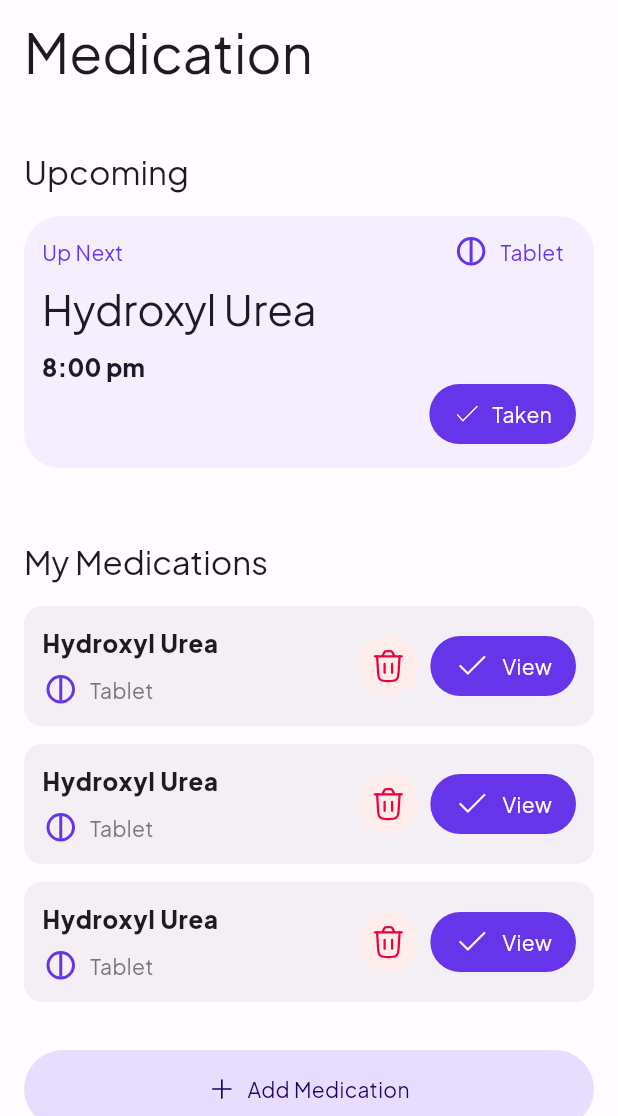
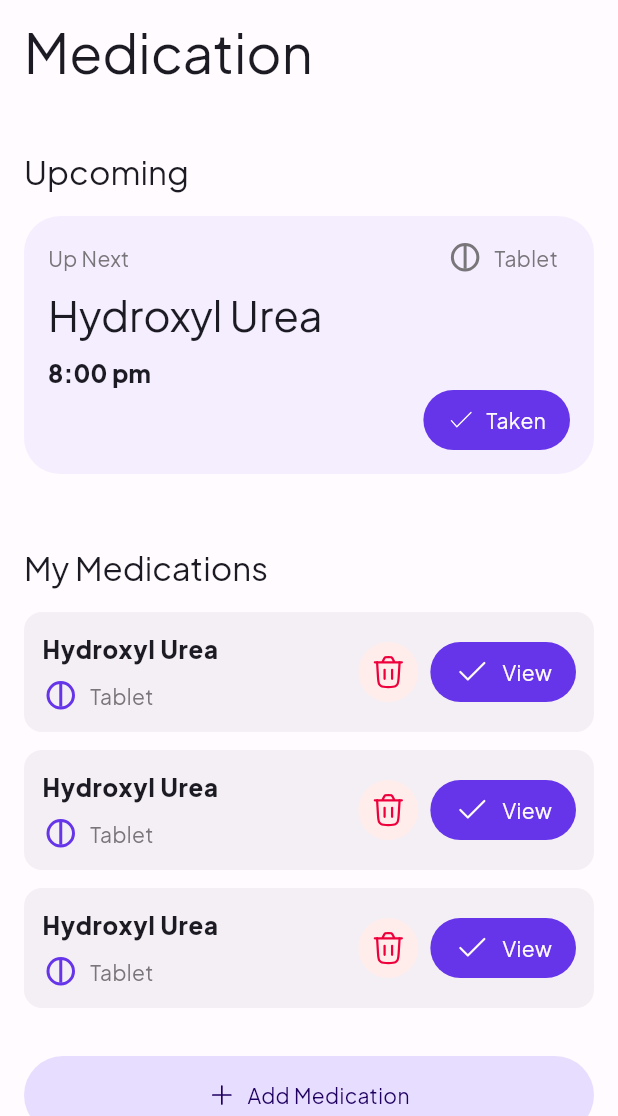
Before and after one commit to sickler-app/sickler, a Flutter app: the MedsScreen screen opened by its route, on a phone screen of 412 x 824 dp, the part 120-1236 px from its top. Run offline on Flutter 3.47's test engine with Material 3 defaults, Android fonts, the phone set to English and light mode, and no system bars; drawn by our look-alikes of flutter_animate; our stand-ins replace equatable, fl_chart, fluentui_system_icons, flutter_svg, gap, go_router and 1 more.

Commit message:
ui: ui updates

```diff
--- a/lib/screens/emergency/components/dialogs/emergency_alert_select_contact_dialog.dart
+++ b/lib/screens/emergency/components/dialogs/emergency_alert_select_contact_dialog.dart
@@ -11,7 +11,7 @@ class EmergencyAlertSelectContactDialog extends StatelessWidget {
   @override
   Widget build(BuildContext context) {
     final ThemeData theme = Theme.of(context);
-  //  final bool isDarkMode = theme.colorScheme.brightness == Brightness.dark;
+    //  final bool isDarkMode = theme.colorScheme.brightness == Brightness.dark;
 
     ///TODO: Wrap with BackButton Listener
     return SicklerAlertDialog(
@@ -43,7 +43,7 @@ class EmergencyAlertSelectContactDialog extends StatelessWidget {
             buttonType: SicklerButtonType.primary,
             color: SicklerColours.white,
             backgroundColor: theme.colorScheme.error,
-            iconPath: "assets/svg/emergency.svg",
+            iconPath: "assets/svg/emergency-alt.svg",
           ),
         ],
       ),
--- a/lib/screens/emergency/components/dialogs/emergency_select_contacts_dialog.dart
+++ b/lib/screens/emergency/components/dialogs/emergency_select_contacts_dialog.dart
@@ -15,7 +15,6 @@ class EmergencySelectContactsDialog extends StatelessWidget {
         crossAxisAlignment: CrossAxisAlignment.center,
         mainAxisSize: MainAxisSize.min,
         children: [
-
           Container(
             width: 140,
             height: 140,
@@ -31,7 +30,7 @@ class EmergencySelectContactsDialog extends StatelessWidget {
             buttonType: SicklerButtonType.primary,
             color: SicklerColours.white,
             backgroundColor: theme.colorScheme.error,
-            iconPath: "assets/svg/emergency.svg",
+            iconPath: "assets/svg/emergency-alt.svg",
           ),
           const Gap(12),
           SicklerButton(
--- a/lib/screens/emergency/emergency_screen.dart
+++ b/lib/screens/emergency/emergency_screen.dart
@@ -45,7 +45,7 @@ class EmergencyScreen extends StatelessWidget {
                             onPressed: () {},
                             label: "Add Contact",
                             buttonType: SicklerButtonType.text,
-                            iconPath: "assets/svg/emergency.svg",
+                            iconPath: "assets/svg/emergency-alt.svg",
                             color: Colors.white,
                           )
                         ],
--- a/lib/screens/home/components/emergency_sharing_card.dart
+++ b/lib/screens/home/components/emergency_sharing_card.dart
@@ -36,7 +36,7 @@ class EmergencySharingCard extends StatelessWidget {
                 ),
                 const Spacer(),
                 SvgPicture.asset(
-                  "assets/svg/emergency.svg",
+                  "assets/svg/emergency-alt.svg",
                   colorFilter: const ColorFilter.mode(
                       SicklerColours.red50, BlendMode.srcIn),
                 )
@@ -52,7 +52,7 @@ class EmergencySharingCard extends StatelessWidget {
               ),
               child: Center(
                 child: SvgPicture.asset(
-                  "assets/svg/emergency.svg",
+                  "assets/svg/emergency-alt.svg",
                   height: 48,
                   colorFilter: const ColorFilter.mode(
                       SicklerColours.red50, BlendMode.srcIn),
--- a/lib/screens/home/components/water_card.dart
+++ b/lib/screens/home/components/water_card.dart
@@ -36,7 +36,7 @@ class WaterCard extends StatelessWidget {
               mainAxisAlignment: MainAxisAlignment.start,
               children: [
                 SvgPicture.asset(
-                  "assets/svg/droplet-filled.svg",
+                  "assets/svg/droplet-alt-filled.svg",
                   colorFilter: const ColorFilter.mode(
                       SicklerColours.blueSeed, BlendMode.srcIn),
                 ),
--- a/lib/screens/meds/components/meds_reminder_card.dart
+++ b/lib/screens/meds/components/meds_reminder_card.dart
@@ -37,6 +37,7 @@ class _MedsScreenReminderCardState extends State<MedsScreenReminderCard>
   Widget build(BuildContext context) {
     final ThemeData theme = Theme.of(context);
     return InkWell(
+      borderRadius: BorderRadius.circular(24),
       splashFactory: InkSparkle.splashFactory,
       splashColor: theme.colorScheme.primary.withOpacity(.2),
       onTap: () {
@@ -46,13 +47,13 @@ class _MedsScreenReminderCardState extends State<MedsScreenReminderCard>
           builder: (context) => const MedsDetailsScreen(),
         );
       },
+      child: Ink(
+        decoration: BoxDecoration(
+            color: theme.cardColor, borderRadius: BorderRadius.circular(24)),
         child: AnimatedContainer(
           duration: 250.ms,
           curve: Curves.easeInOut,
-        height: 168,
-        padding: const EdgeInsets.all(12),
-        decoration: BoxDecoration(
-            borderRadius: BorderRadius.circular(24), color: theme.cardColor),
+          padding: const EdgeInsets.all(16),
           child: Column(
             mainAxisSize: MainAxisSize.min,
 
@@ -64,19 +65,19 @@ class _MedsScreenReminderCardState extends State<MedsScreenReminderCard>
                   Text(
                     "Up Next",
                     style: theme.textTheme.bodyMedium!
-                      .copyWith(color: theme.colorScheme.primary),
+                        .copyWith(color: SicklerColours.neutral50),
                   ),
                   const Spacer(),
                   SvgPicture.asset(
                     "assets/svg/tablet.svg",
                     colorFilter: ColorFilter.mode(
-                      theme.colorScheme.primary, BlendMode.srcIn),
+                        SicklerColours.neutral50, BlendMode.srcIn),
                   ),
                   const Gap(8),
                   Text(
                     "Tablet",
                     style: theme.textTheme.bodyMedium!
-                      .copyWith(color: theme.colorScheme.primary),
+                        .copyWith(color: SicklerColours.neutral50),
                   ),
                   const Gap(8),
                 ],
@@ -122,6 +123,7 @@ class _MedsScreenReminderCardState extends State<MedsScreenReminderCard>
                 ),
               )
             ],
+          ),
         ),
       ),
     );
--- a/lib/screens/meds/components/meds_type_item.dart
+++ b/lib/screens/meds/components/meds_type_item.dart
@@ -94,7 +94,7 @@ class _MedsTypeItemState extends State<MedsTypeItem>
                 : SicklerColours.blue95)
             : SicklerColours.blue20;
         _color = !isDarkMode ? SicklerColours.blue60 : SicklerColours.blue90;
-        _iconPath = "assets/svg/droplet.svg";
+        _iconPath = "assets/svg/droplet-alt.svg";
         _label = "Droplets";
 
       case MedicationType.injections:
@@ -190,7 +190,7 @@ class _MedsTypeItemState extends State<MedsTypeItem>
             );
           },
         ),
-        const Gap( 8),
+        const Gap(8),
         Text(
           widget.label ?? _label,
           textAlign: TextAlign.center,
```
Also changed, not shown: lib/screens/emergency/components/dialogs/emergency_alert_disclaimer_dialog.dart (+6 -4 lines), lib/screens/emergency/components/feeling_checkup_card.dart (+18 -11 lines), lib/screens/profile/profile_screen.dart (+15 -12 lines), lib/screens/water/components/water_log_list_item.dart (+11 -6 lines), assets/svg/location-filled.svg, assets/svg/location.svg. Lines whose indentation alone changed are shown as unchanged.
